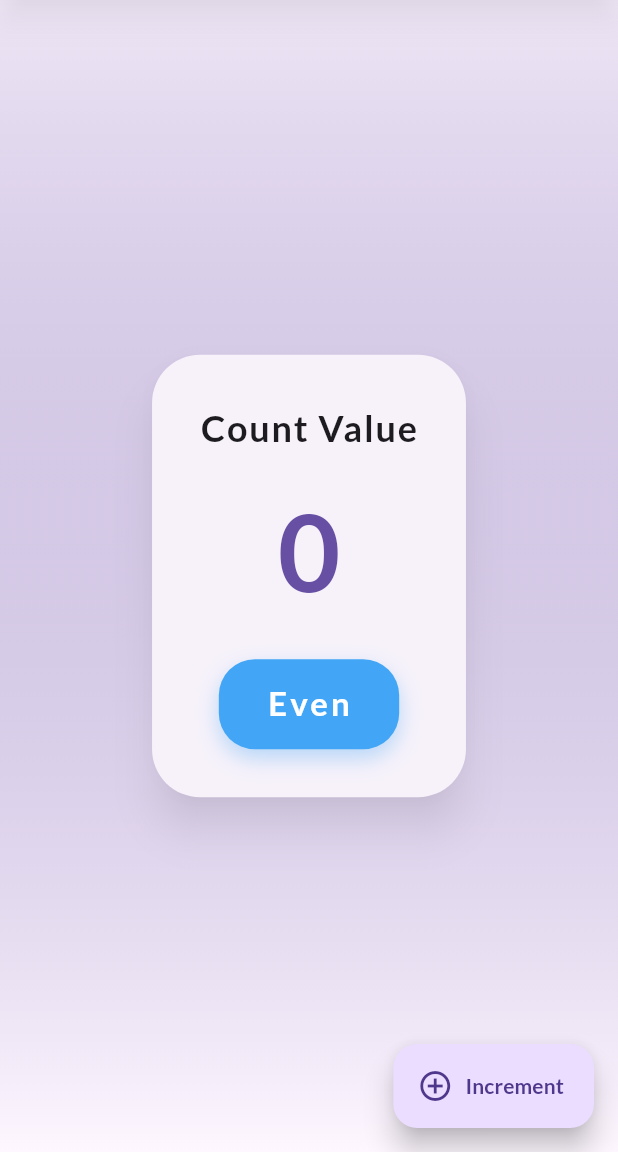
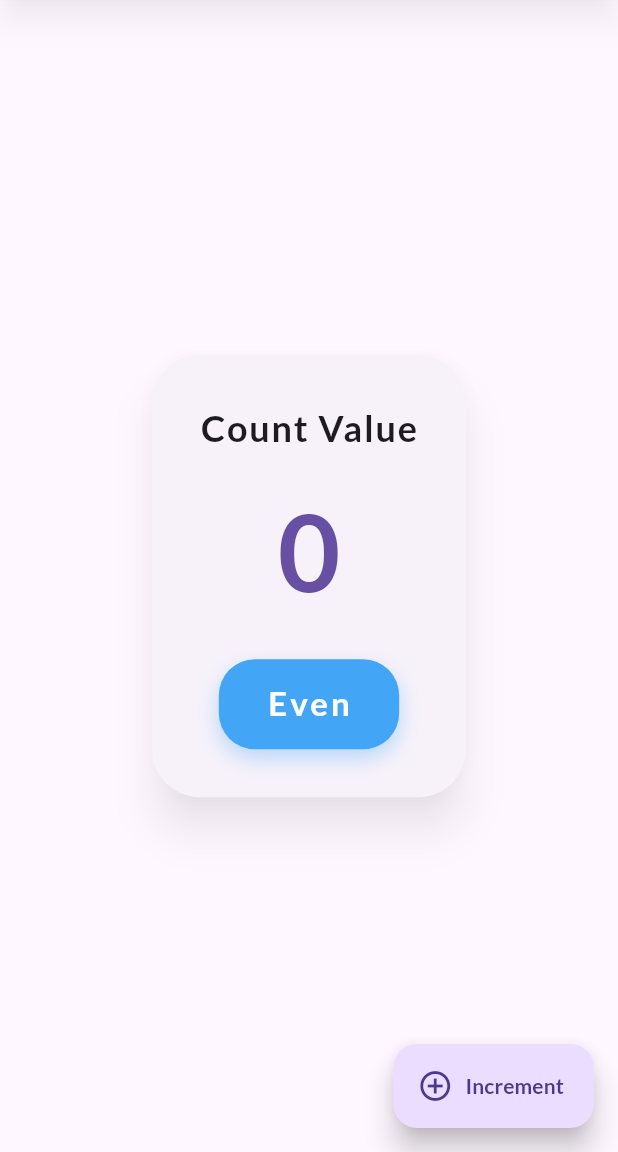
Before and after one commit to Koichi5/sample-flutter, a Flutter app: the SignalsCounterSample screen opened directly, on a phone screen of 412 x 824 dp, the part 84-1236 px from its top. Run offline on Flutter 3.47's test engine with Material 3 defaults, Android fonts, the phone set to English and light mode, and no system bars; our stand-ins replace flutter_hooks, flutter_riverpod, gap, go_router, hooks_riverpod, photo_view and 4 more; missing offline and left inert: async_queue, dart:html, image_picker_web; accounts and stored records are empty; generated files the repository leaves out were written again.

Commit message:
fix: Edit SignalsCounterSample design

```diff
--- a/lib/signals/counter_sample/signals_counter_sample.dart
+++ b/lib/signals/counter_sample/signals_counter_sample.dart
@@ -31,14 +31,7 @@ class SignalsCounterSample extends StatelessWidget {
       ),
       body: Container(
         decoration: BoxDecoration(
-          gradient: LinearGradient(
-            begin: Alignment.topCenter,
-            end: Alignment.bottomCenter,
-            colors: [
-              Theme.of(context).colorScheme.primary.withOpacity(0.1),
-              Theme.of(context).colorScheme.background,
-            ],
-          ),
+          color: Theme.of(context).colorScheme.surface,
         ),
         child: Center(
           child: Column(
```
